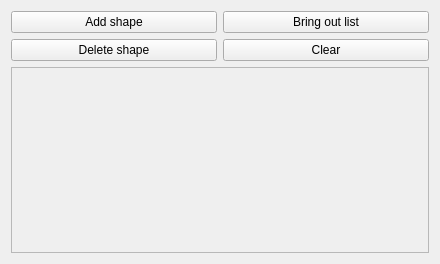
This is visual_qt_polymorphism/maindialog.ui in rokcot/practice_C_plusplus as Qt 5 draws it before an edit. The edited form follows.
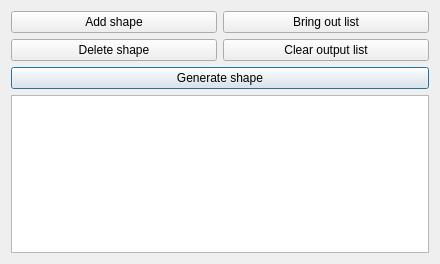
This is the edited form.

```diff
--- a/visual_qt_polymorphism/maindialog.ui
+++ b/visual_qt_polymorphism/maindialog.ui
@@ -20,7 +20,7 @@
       <enum>Qt::NoFocus</enum>
      </property>
      <property name="text">
-      <string>Clear</string>
+      <string>Clear output list</string>
      </property>
     </widget>
    </item>
@@ -54,10 +54,20 @@
      </property>
     </widget>
    </item>
-   <item row="2" column="0" colspan="2">
+   <item row="3" column="0" colspan="2">
     <widget class="QPlainTextEdit" name="logText">
      <property name="enabled">
-      <bool>false</bool>
+      <bool>true</bool>
+     </property>
+     <property name="readOnly">
+      <bool>true</bool>
+     </property>
+    </widget>
+   </item>
+   <item row="2" column="0" colspan="2">
+    <widget class="QPushButton" name="generateButton">
+     <property name="text">
+      <string>Generate shape</string>
      </property>
     </widget>
    </item>
```
Left out of the diff: 20 changed lines with no effect on the pictures.
